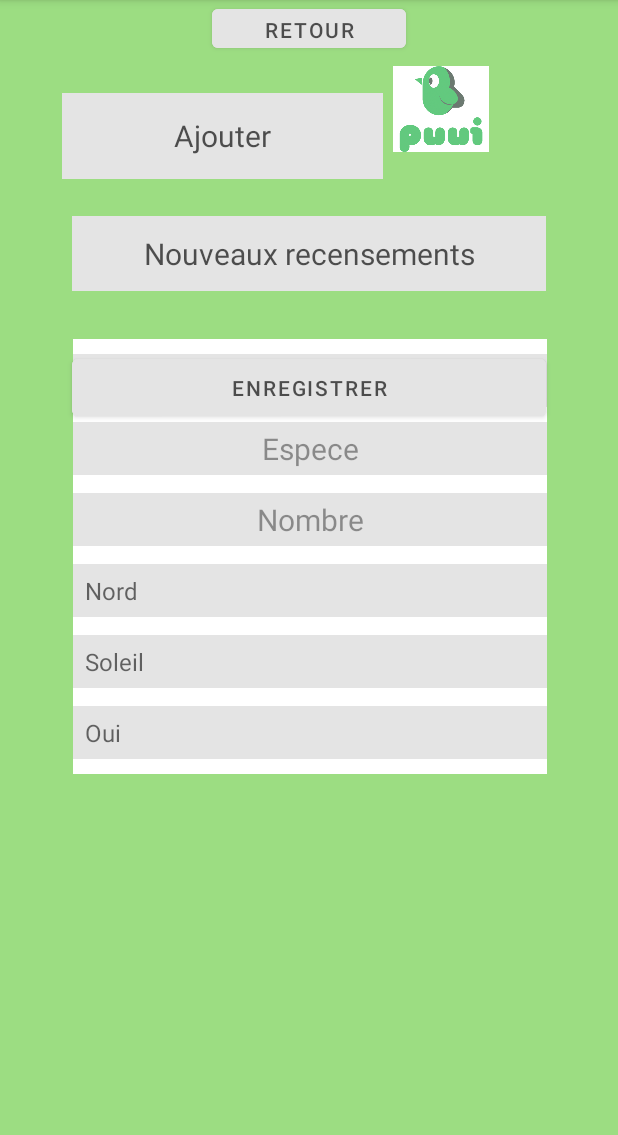
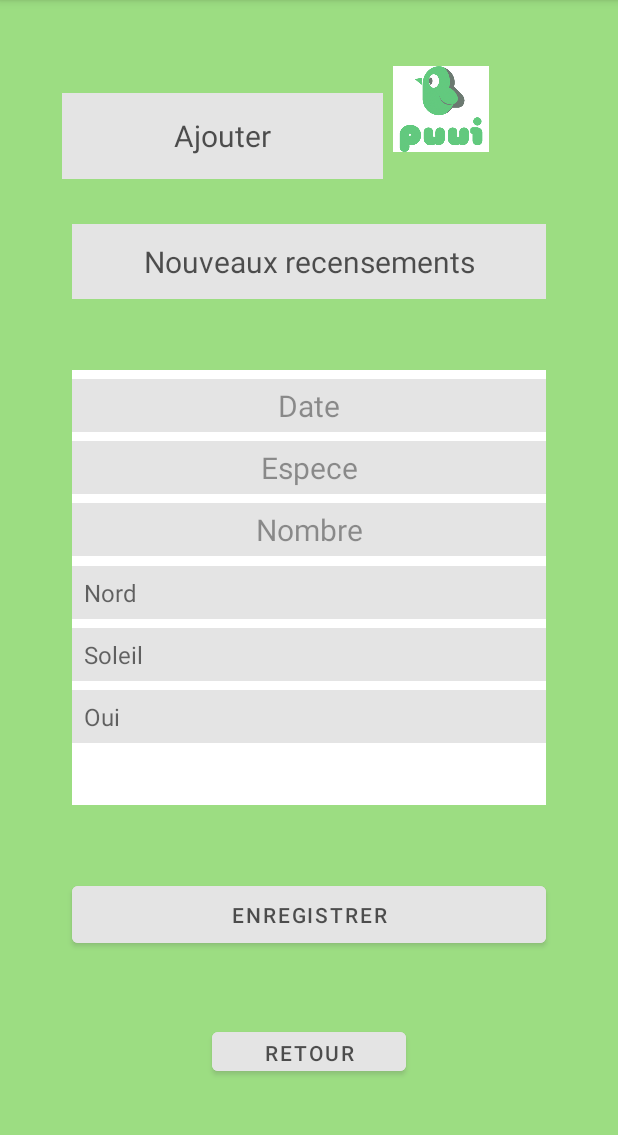
Before and after one commit to samuelboiss/PiouPiou, an Android app: the Recensement screen opened directly, with no data from a screen before it, on a phone screen of 412 x 824 dp, the part 84-1219 px from its top. Run offline under Robolectric (Android 15) with nearby library versions, the phone set to English and light mode, and no system bars.

Commit message:
fix: XML is working good

```diff
--- a/PiouPiou/app/src/main/AndroidManifest.xml
+++ b/PiouPiou/app/src/main/AndroidManifest.xml
@@ -62,7 +62,13 @@
         </activity>
         <activity
             android:name=".Recensement"
-            android:exported="true"/>
+            android:exported="true">
+            <intent-filter>
+                <action android:name="android.intent.action.recensement" />
+
+                <category android:name="android.intent.category.LAUNCHER" />
+            </intent-filter>
+        </activity>
     </application>
 
 </manifest>
--- a/PiouPiou/app/src/main/java/com/example/pioupioy/Recensement.java
+++ b/PiouPiou/app/src/main/java/com/example/pioupioy/Recensement.java
@@ -1,6 +1,9 @@
 package com.example.pioupioy;
 
+import android.content.Intent;
 import android.os.Bundle;
+import android.view.View;
+import android.widget.Button;
 import android.widget.Spinner;
 
 import androidx.appcompat.app.AppCompatActivity;
--- a/PiouPiou/app/src/main/res/layout/recensement.xml
+++ b/PiouPiou/app/src/main/res/layout/recensement.xml
@@ -28,7 +28,12 @@
             android:gravity="center"
             android:text="@string/ajouter"
             android:textColor="@color/black"
-            android:textSize="20dp" />
+            android:textSize="20sp"
+            app:layout_constraintBottom_toBottomOf="parent"
+            app:layout_constraintEnd_toEndOf="parent"
+            app:layout_constraintStart_toStartOf="parent"
+            app:layout_constraintTop_toTopOf="parent"
+            />
     </LinearLayout>
 
     <ImageView
@@ -47,7 +52,6 @@
         android:id="@+id/ajouter_un_recensement"
         android:layout_width="316dp"
         android:layout_height="50dp"
-        android:layout_marginTop="144dp"
         android:background="@color/button_gray"
         android:drawablePadding="10dp"
         android:gravity="left"
@@ -55,7 +59,9 @@
         android:textColor="@color/black"
         app:layout_constraintEnd_toEndOf="parent"
         app:layout_constraintStart_toStartOf="parent"
-        app:layout_constraintTop_toTopOf="parent">
+        app:layout_constraintTop_toBottomOf="@+id/image"
+        app:layout_constraintBottom_toTopOf="@+id/edit_recensements"
+        tools:layout_editor_absoluteY="144dp">
 
         <TextView
             android:layout_width="match_parent"
@@ -71,14 +77,13 @@
         android:id="@+id/edit_recensements"
         android:layout_width="316dp"
         android:layout_height="290dp"
-        android:layout_marginTop="32dp"
         android:background="@color/white"
         android:drawablePadding="10dp"
         android:gravity="left"
         android:orientation="horizontal"
         android:textColor="@color/black"
+        app:layout_constraintBottom_toTopOf="@+id/enregistrer"
         app:layout_constraintEnd_toEndOf="parent"
-        app:layout_constraintHorizontal_bias="0.505"
         app:layout_constraintStart_toStartOf="parent"
         app:layout_constraintTop_toBottomOf="@+id/ajouter_un_recensement">
 
@@ -90,12 +95,14 @@
             android:background="@color/button_gray"
             android:gravity="center"
             android:hint="Date"
+            android:inputType="date"
             android:textColor="@color/black"
             android:textSize="20sp"
-            android:inputType="date"
-            android:layout_marginTop="10dp"
-            android:layout_marginBottom="10dp"
+            tools:layout_editor_absoluteY="9dp"
             app:layout_constraintTop_toTopOf="parent"
+            app:layout_constraintBottom_toTopOf="@+id/espece"
+            app:layout_constraintStart_toStartOf="parent"
+            app:layout_constraintEnd_toEndOf="parent"
             />
 
         <EditText
@@ -108,70 +115,88 @@
             android:hint="Espece"
             android:textColor="@color/black"
             android:textSize="20sp"
-            android:layout_marginTop="10dp"
-            android:layout_marginBottom="10dp"
+            tools:layout_editor_absoluteY="55dp"
             app:layout_constraintTop_toBottomOf="@+id/date"
+            app:layout_constraintBottom_toTopOf="@+id/nombre"
+            app:layout_constraintStart_toStartOf="parent"
+            app:layout_constraintEnd_toEndOf="parent"
             />
 
         <EditText
             android:id="@+id/nombre"
             android:layout_width="match_parent"
             android:layout_height="35dp"
-            android:layout_marginTop="12dp"
             android:autofillHints="Nombre"
             android:background="@color/button_gray"
             android:gravity="center"
             android:hint="Nombre"
             android:textColor="@color/black"
             android:textSize="20sp"
+            tools:layout_editor_absoluteX="0dp"
+            tools:layout_editor_absoluteY="102dp"
             app:layout_constraintTop_toBottomOf="@+id/espece"
-            tools:layout_editor_absoluteX="0dp" />
+            app:layout_constraintBottom_toTopOf="@+id/spinner_direction"
+            app:layout_constraintStart_toStartOf="parent"
+            app:layout_constraintEnd_toEndOf="parent"
+            />
 
         <Spinner
             android:id="@+id/spinner_direction"
             android:layout_width="match_parent"
             android:layout_height="35dp"
-            android:layout_marginTop="12dp"
             android:background="@color/button_gray"
+            android:entries="@array/direction_list"
             android:gravity="center"
             android:prompt="@string/direction"
             android:spinnerMode="dialog"
-            android:entries="@array/direction_list"
             android:textColor="@color/black"
             android:textSize="20sp"
+            tools:layout_editor_absoluteX="0dp"
+            tools:layout_editor_absoluteY="149dp"
             app:layout_constraintTop_toBottomOf="@+id/nombre"
-            tools:layout_editor_absoluteX="0dp" />
+            app:layout_constraintBottom_toTopOf="@+id/spinner_meteo"
+            app:layout_constraintStart_toStartOf="parent"
+            app:layout_constraintEnd_toEndOf="parent"
+            />
 
 
         <Spinner
             android:id="@+id/spinner_meteo"
             android:layout_width="match_parent"
             android:layout_height="35dp"
-            android:layout_marginTop="12dp"
             android:background="@color/button_gray"
+            android:entries="@array/meteo_list"
             android:gravity="center"
             android:prompt="@string/meteo"
             android:spinnerMode="dialog"
-            android:entries="@array/meteo_list"
             android:textColor="@color/black"
             android:textSize="30sp"
+            tools:layout_editor_absoluteX="0dp"
+            tools:layout_editor_absoluteY="196dp"
             app:layout_constraintTop_toBottomOf="@+id/spinner_direction"
-            tools:layout_editor_absoluteX="0dp" />
+            app:layout_constraintBottom_toTopOf="@+id/spinner_huntable"
+            app:layout_constraintStart_toStartOf="parent"
+            app:layout_constraintEnd_toEndOf="parent"
+            />
 
         <Spinner
             android:id="@+id/spinner_huntable"
             android:layout_width="match_parent"
             android:layout_height="35dp"
-            android:layout_marginTop="12dp"
             android:background="@color/button_gray"
+            android:entries="@array/huntable_list"
             android:gravity="center"
             android:prompt="@string/huntable_spinner"
             android:spinnerMode="dialog"
-            android:entries="@array/huntable_list"
             android:textColor="@color/black"
             android:textSize="20sp"
-            app:layout_constraintTop_toBottomOf="@+id/spinner_meteo"
-            tools:layout_editor_absoluteX="0dp" />
+            tools:layout_editor_absoluteX="0dp"
+            tools:layout_editor_absoluteY="243dp"
+            app:layout_constraintTop_toBottomOf="parent"
+            app:layout_constraintBottom_toTopOf="@+id/spinner_meteo"
+            app:layout_constraintStart_toStartOf="parent"
+            app:layout_constraintEnd_toEndOf="parent"
+            />
 
     </androidx.constraintlayout.widget.ConstraintLayout>
 
@@ -183,10 +208,13 @@
         android:backgroundTint="@color/button_gray"
         android:text="Enregistrer"
         android:textColor="@color/black"
+        tools:layout_editor_absoluteX="48dp"
+        tools:layout_editor_absoluteY="563dp"
+        app:layout_constraintTop_toBottomOf="@+id/edit_recensements"
         app:layout_constraintBottom_toTopOf="@+id/retour"
         app:layout_constraintStart_toStartOf="parent"
-        app:layout_constraintTop_toBottomOf="@+id/edit_recensements"
-        app:layout_constraintEnd_toEndOf="parent"/>
+        app:layout_constraintEnd_toEndOf="parent"
+        />
 
     <Button
         android:id="@+id/retour"
@@ -197,8 +225,12 @@
         android:gravity="center"
         android:text="Retour"
         android:textColor="@color/black"
+        tools:layout_editor_absoluteX="141dp"
+        tools:layout_editor_absoluteY="653dp"
+        app:layout_constraintTop_toBottomOf="@+id/enregistrer"
+        app:layout_constraintBottom_toBottomOf="parent"
+        app:layout_constraintStart_toStartOf="parent"
         app:layout_constraintEnd_toEndOf="parent"
-        app:layout_constraintStart_toStartOf="parent"
-        tools:layout_editor_absoluteY="653dp" />
+        />
 
 </androidx.constraintlayout.widget.ConstraintLayout>
```
